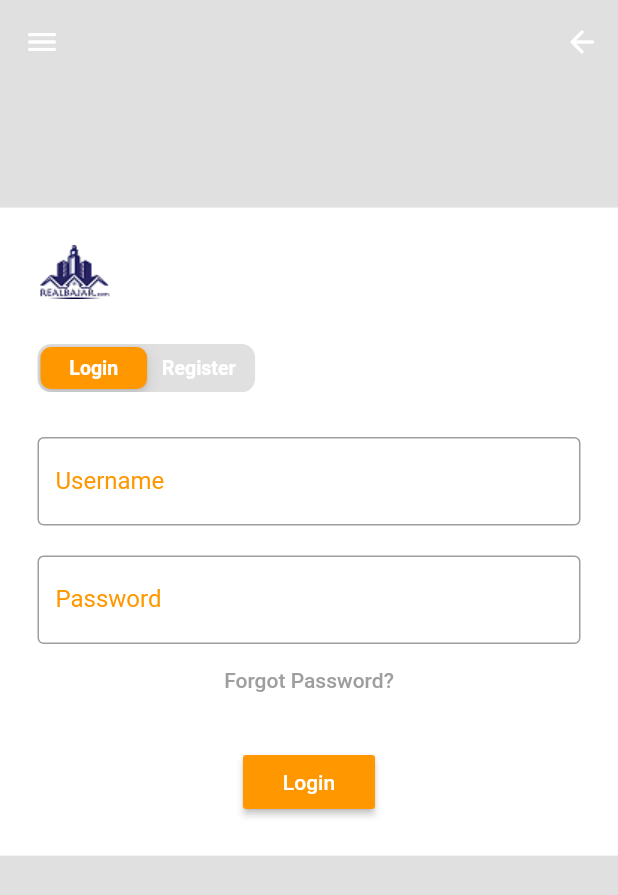
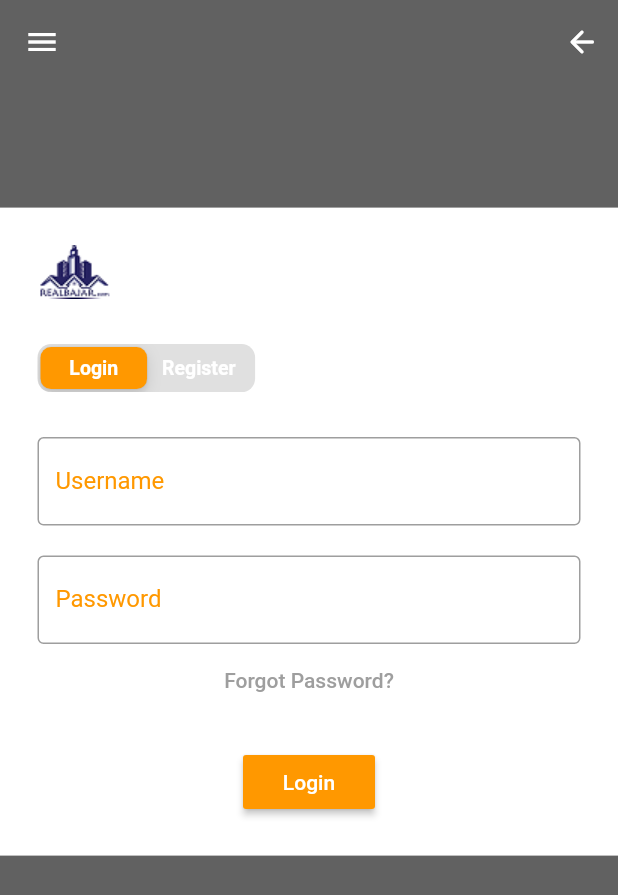
Before and after one commit to ronit-shrestha/realbajar, a Flutter app: the Login screen opened directly, on a phone screen of 412 x 824 dp. Shown: the top 895 px of the screen. Run offline on Flutter 3.47's test engine with Material 2 defaults, Android fonts, the phone set to English and light mode, and no system bars; our stand-ins replace carousel_slider, font_awesome_flutter.

Commit message:
changed all pages to sliverpages

```diff
--- a/realbajar/lib/screens/login/register/login.dart
+++ b/realbajar/lib/screens/login/register/login.dart
@@ -17,19 +17,15 @@ class _LoginState extends State<Login> {
   @override
   Widget build(BuildContext context) {
     return Scaffold(
-      appBar: AppBar(
-        actions: [
-          AppbarBackButton().appbarBackButton(context),
-        ],
-        elevation: 0,
-        backgroundColor: Colors.grey.shade300,
-      ),
-      drawer: RealBajarDrawer(),
-      body: SafeArea(
-        child: Container(
-          color: Colors.grey.shade300,
-          child: ListView(
-            children: [
+        backgroundColor: Colors.grey.shade700,
+        drawer: RealBajarDrawer(),
+        body: CustomScrollView(
+          slivers: [
+            SliverAppBar(actions: [
+              AppbarBackButton().appbarBackButton(context),
+            ], backgroundColor: Colors.grey.shade700),
+            SliverList(
+                delegate: SliverChildListDelegate([
               SizedBox(height: MediaQuery.of(context).size.height * .1),
               Container(
                 color: Colors.white,
@@ -62,11 +58,9 @@ class _LoginState extends State<Login> {
                   ),
                 ),
               ),
-            ],
-          ),
-        ),
-      ),
-    );
+            ]))
+          ],
+        ));
   }
 
   slidingtext(text) {
```
Also changed, not shown: realbajar/lib/screens/gallery/gallery.dart (+10 -8 lines), realbajar/lib/screens/homepage/homepage.dart (+35 -34 lines), realbajar/lib/screens/news/news.dart (+13 -13 lines), realbajar/lib/screens/pages/forrent.dart (+10 -7 lines), realbajar/lib/screens/pages/forsale.dart (+10 -7 lines), realbajar/lib/screens/pages/singlefamilyhome.dart (+10 -7 lines), realbajar/lib/screens/pages/villa.dart (+10 -7 lines), realbajar/lib/screens/properties/properties.dart (+9 -6 lines).
